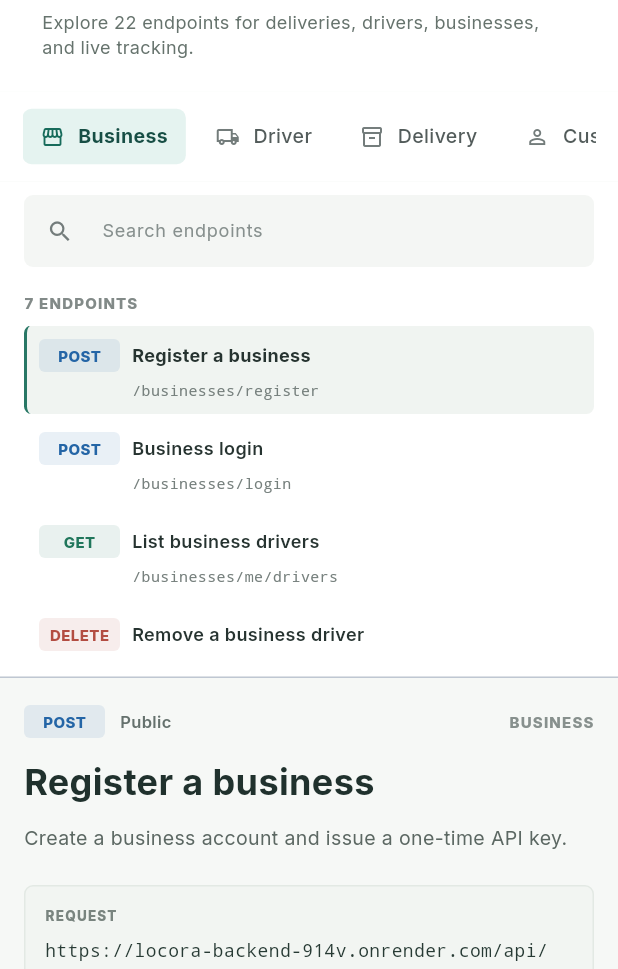
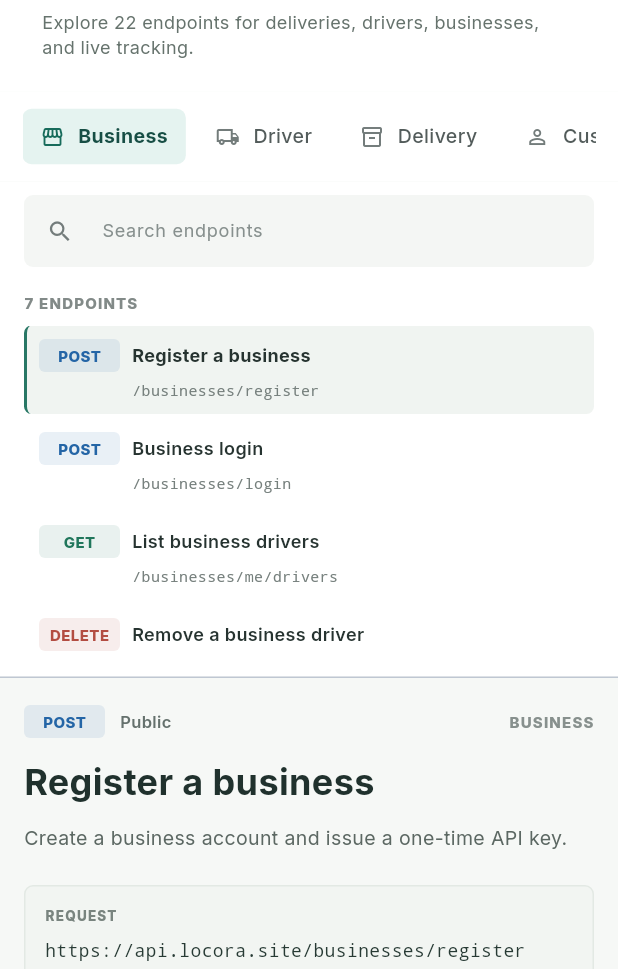
Before and after one commit to mangifueh1/locora, a Flutter app: the ApiDocsScreen screen opened by its route, on a phone screen of 412 x 824 dp, the part 267-1236 px from its top. Run offline on Flutter 3.47's test engine with Material 3 defaults, Android fonts, the phone set to English and light mode, and no system bars; our stand-ins replace flutter_riverpod, flutter_svg, geolocator, go_router, latlong2, shared_preferences and 1 more; missing offline and left inert: dart:html, mapbox_maps_flutter; accounts and stored records are empty.

Commit message:
fix: Update base URL to the correct API endpoint

```diff
--- a/lib/features/docs/data/api_reference_data.dart
+++ b/lib/features/docs/data/api_reference_data.dart
@@ -3,7 +3,7 @@ import '../models/api_endpoint.dart';
 class ApiReferenceData {
   ApiReferenceData._();
 
-  static const baseUrl = 'https://locora-backend-914v.onrender.com/api/v1';
+  static const baseUrl = 'https://api.locora.site';
   static const localBaseUrl = 'http://localhost:4000/api/v1';
 
   static const categories = ApiEndpointCategory.values;
```
